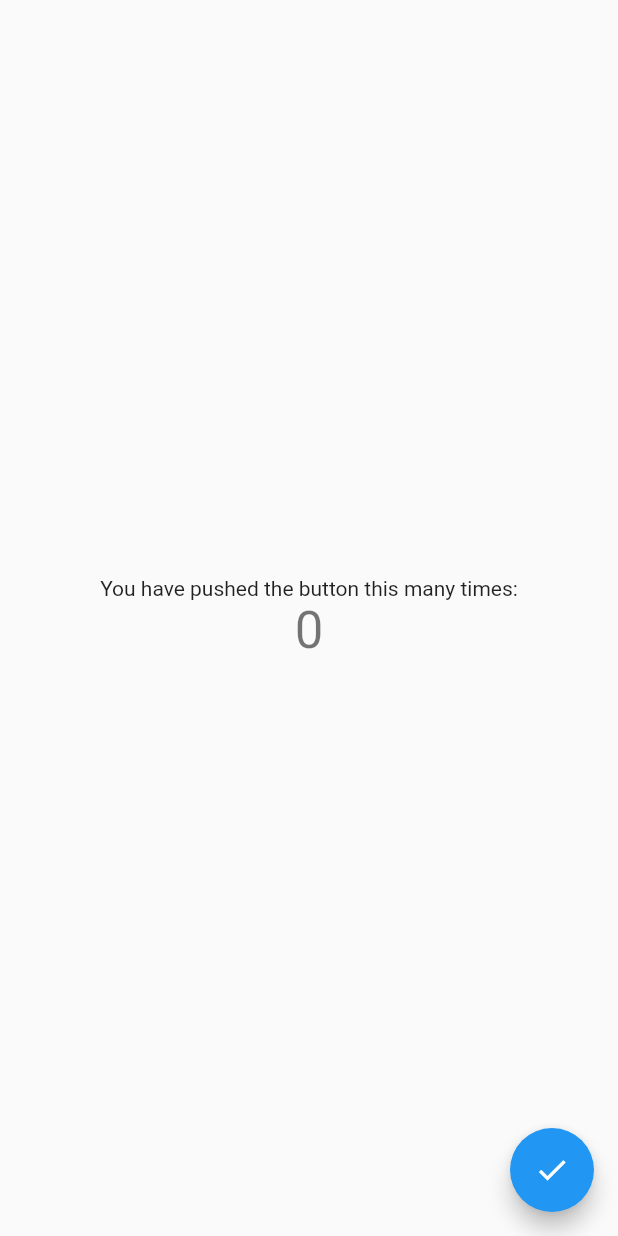
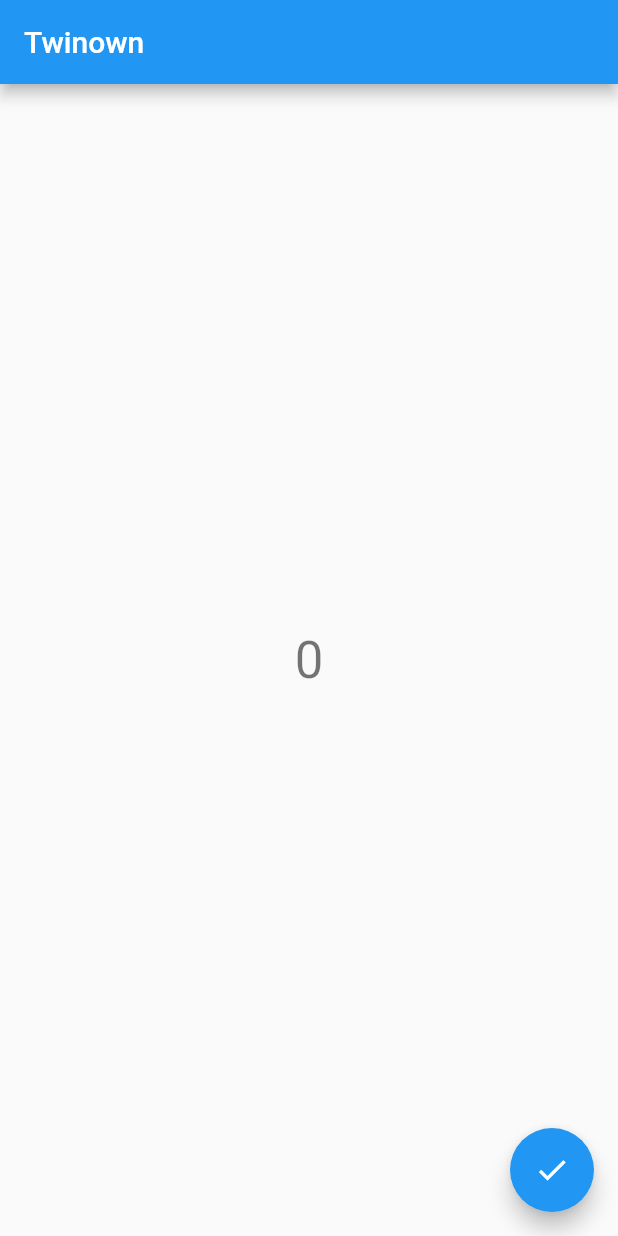
Before and after one commit to unknown-22/twinown_nova, a Flutter app: the screen it shows after launch, after a tap on the "check" icon, on a phone screen of 412 x 824 dp. Run offline on Flutter 3.47's test engine with Material 2 defaults, Android fonts, the phone set to English and light mode, and no system bars.

Commit message:
change directory constructions

```diff
--- /dev/null
+++ b/lib/app.dart
@@ -0,0 +1,44 @@
+import 'package:flutter/material.dart';
+
+import 'ui/common/debug_button.dart';
+import 'ui/common/counter.dart';
+
+class TwinownApp extends StatelessWidget {
+  // This widget is the root of your application.
+  @override
+  Widget build(BuildContext context) {
+    return MaterialApp(
+      title: 'Flutter Demo',
+      theme: ThemeData(
+        primarySwatch: Colors.blue,
+      ),
+      home: MyHomePage(),
+    );
+  }
+}
+
+// TODO move to scene
+class MyHomePage extends StatefulWidget {
+  MyHomePage({Key key}) : super(key: key);
+
+  @override
+  _MyHomePageState createState() => _MyHomePageState();
+}
+
+class _MyHomePageState extends State<MyHomePage> {
+  @override
+  Widget build(BuildContext context) {
+    return Scaffold(
+      appBar: AppBar(title: Text('Twinown')),
+      body: Center(
+        child: Column(
+          mainAxisAlignment: MainAxisAlignment.center,
+          children: <Widget>[
+            Counter(0),
+          ],
+        ),
+      ),
+      floatingActionButton: DebugButton(),
+    );
+  }
+}
--- a/lib/main.dart
+++ b/lib/main.dart
@@ -2,64 +2,9 @@ import 'package:flutter/foundation.dart'
     show debugDefaultTargetPlatformOverride;
 import 'package:flutter/material.dart';
 
+import 'app.dart';
+
 void main() {
   debugDefaultTargetPlatformOverride = TargetPlatform.fuchsia;
-  runApp(new MyApp());
+  runApp(TwinownApp());
 }
-
-
-class MyApp extends StatelessWidget {
-  // This widget is the root of your application.
-  @override
-  Widget build(BuildContext context) {
-    return MaterialApp(
-      title: 'Flutter Demo',
-      theme: ThemeData(
-        primarySwatch: Colors.blue,
-      ),
-      home: MyHomePage(),
-    );
-  }
-}
-
-class MyHomePage extends StatefulWidget {
-  MyHomePage({Key key}) : super(key: key);
-
-  @override
-  _MyHomePageState createState() => _MyHomePageState();
-}
-
-class _MyHomePageState extends State<MyHomePage> {
-  @override
-  Widget build(BuildContext context) {
-    return Scaffold(
-      body: Center(
-        child: Column(
-          mainAxisAlignment: MainAxisAlignment.center,
-          children: <Widget>[
-            Text('You have pushed the button this many times:',),
-            Text('0', style: Theme.of(context).textTheme.display1,),
-          ],
-        ),
-      ),
-      floatingActionButton: DebugButton(),
-    );
-  }
-}
-
-
-class Counter extends Text {
-  Counter(String data, {Key key}) : super (data, key: key);
-}
-
-
-class DebugButton extends FloatingActionButton {
-  DebugButton() : super(
-    onPressed: _debugAction,
-    tooltip: "Debug",
-    child: Icon(Icons.check)
-  );
-
-  static void _debugAction() {
-  }
-}
--- /dev/null
+++ b/lib/ui/common/counter.dart
@@ -0,0 +1,22 @@
+import 'package:flutter/material.dart';
+
+class Counter extends StatefulWidget {
+  final int data;
+
+  Counter(this.data, {Key key}) : super (key: key);
+
+  @override
+  State<StatefulWidget> createState() => CounterState(this.data);
+}
+
+class CounterState extends State<Counter> {
+  final int data;
+
+  CounterState(this.data) : super();
+
+  @override
+  Widget build(BuildContext context) {
+    return Text(data.toString(), style: Theme.of(context).textTheme.display1,);
+  }
+
+}
--- /dev/null
+++ b/lib/ui/common/debug_button.dart
@@ -0,0 +1,12 @@
+import 'package:flutter/material.dart';
+
+class DebugButton extends FloatingActionButton {
+  DebugButton() : super(
+      onPressed: _debugAction,
+      tooltip: "Debug",
+      child: Icon(Icons.check)
+  );
+
+  static void _debugAction() {
+  }
+}
```
Also changed, not shown: 1 other file.
